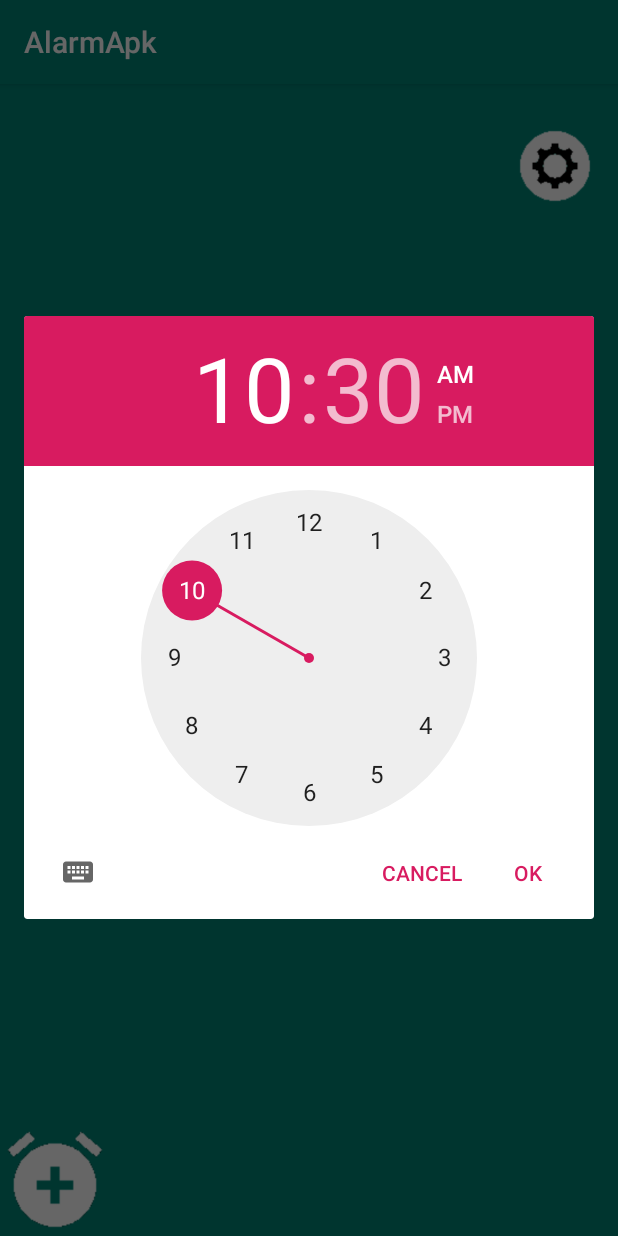
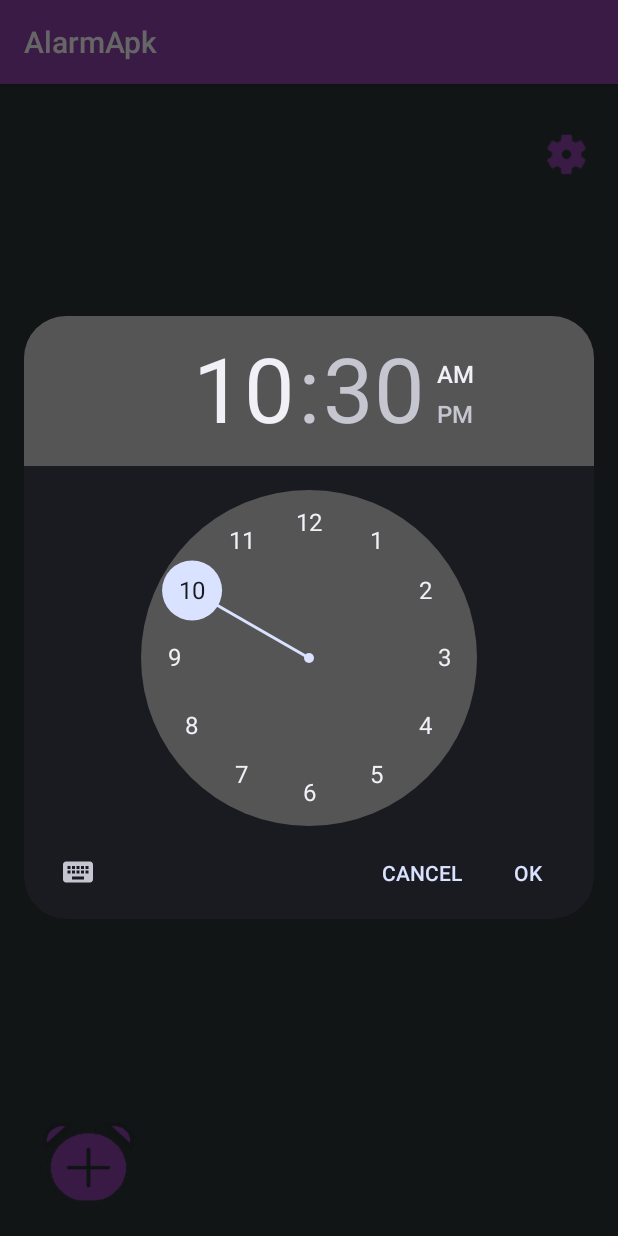
Before and after one commit to bdzanko17/Alarm-Android, an Android app: the screen it shows after launch (MainActivity), after a tap on an icon or button, on a phone screen of 412 x 824 dp. Run offline under Robolectric (Android 15) with nearby library versions, the phone set to English and light mode, and no system bars.

Commit message:
Added switch button for alarm. Turn off specific alarm is impltemented. Not implemented (turn on) specific alarm.

```diff
--- a/app/src/main/AndroidManifest.xml
+++ b/app/src/main/AndroidManifest.xml
@@ -9,6 +9,7 @@
         android:roundIcon="@mipmap/ic_launcher_round"
         android:supportsRtl="true"
         android:theme="@style/AppTheme">
+
         <activity android:name=".Settings" />
         <activity android:name=".MainActivity">
             <intent-filter>
--- a/app/src/main/java/com/example/alarmapk/MainActivity.java
+++ b/app/src/main/java/com/example/alarmapk/MainActivity.java
@@ -2,20 +2,34 @@ package com.example.alarmapk;
 
 import androidx.annotation.RequiresApi;
 import androidx.appcompat.app.AppCompatActivity;
+import androidx.constraintlayout.widget.ConstraintLayout;
 import androidx.fragment.app.DialogFragment;
 
+import android.animation.Animator;
+import android.animation.ObjectAnimator;
+import android.annotation.SuppressLint;
 import android.app.AlarmManager;
+import android.app.AlertDialog;
+import android.app.Dialog;
 import android.app.PendingIntent;
 import android.app.TimePickerDialog;
 import android.content.Context;
 import android.content.Intent;
 
+import android.graphics.Path;
 import android.os.Build;
 import android.os.Bundle;
 
+import android.provider.DocumentsContract;
+import android.text.Layout;
+import android.util.Log;
 import android.view.View;
 
 import android.view.ViewGroup;
+import android.view.animation.Animation;
+
+import android.view.animation.PathInterpolator;
+import android.view.animation.ScaleAnimation;
 import android.widget.Button;
 import android.widget.EditText;
 import android.widget.LinearLayout;
@@ -23,16 +37,24 @@ import android.widget.ScrollView;
 import android.widget.Switch;
 import android.widget.TextView;
 import android.widget.TimePicker;
+import android.widget.Toast;
+
 
 
 import java.text.DateFormat;
 import java.util.Calendar;
 
+import static android.app.AlertDialog.THEME_DEVICE_DEFAULT_DARK;
+import static androidx.fragment.app.DialogFragment.STYLE_NO_TITLE;
+
 public class MainActivity extends AppCompatActivity implements TimePickerDialog.OnTimeSetListener {
 
     Button settingButton, addAlarm;
+    LinearLayout scrolllista;
+    ConstraintLayout coni;
+    static int idOfAlarm;
 
-    LinearLayout scrolllista;
+
 
 
 
@@ -43,15 +65,30 @@ public class MainActivity extends AppCompatActivity implements TimePickerDialog.
     }
 
     //onClick method from main to addAlarm activity//
+    @RequiresApi(api = Build.VERSION_CODES.O)
+    @SuppressLint("WrongConstant")
     public void addAlarmActivity(View view) {
+
         DialogFragment timePicker = new TimePickerFragment();
         timePicker.show(getSupportFragmentManager(), "time picker");
 
+
     }
-    //NIJE IMPLEMENTIRANO
+    //SWITCH BUTTON ZA GASNJENJE VEC NAPRAVLJENOG ALARMA
+    @RequiresApi(api = Build.VERSION_CODES.KITKAT)
     public void switchButton(Switch view){
-        if(view.isChecked()){}
-        else ;
+        AlarmManager alarmManager = (AlarmManager) getSystemService(Context.ALARM_SERVICE);
+        Intent intent = new Intent(this, MyBroadcastReceiver.class);
+        if(view.isChecked()){
+
+//            //IMPLEMENTIRATI IF,OBRISAO SAM CITAVOG
+
+
+        }
+        else {
+            PendingIntent alarmIntent = PendingIntent.getBroadcast(getApplicationContext(), view.getId(), intent, PendingIntent.FLAG_UPDATE_CURRENT);
+            alarmManager.cancel(alarmIntent);
+        }
     }
 
     //ADD ALARM ON LAYOUT
@@ -63,12 +100,14 @@ public class MainActivity extends AppCompatActivity implements TimePickerDialog.
         textView.setTextSize(30.0f);
         textView.setChecked(true);
         textView.setOnClickListener(new View.OnClickListener() {
+            @RequiresApi(api = Build.VERSION_CODES.KITKAT)
             @Override
             public void onClick(View view)
             {
                 switchButton(textView);
             }
         });
+        textView.setId(idOfAlarm);
         scrolllista.addView(textView);
 
     }
@@ -80,8 +119,10 @@ public class MainActivity extends AppCompatActivity implements TimePickerDialog.
         setContentView(R.layout.activity_main);
 
         settingButton = findViewById(R.id.settingsButton);
-        addAlarm = findViewById(R.id.settingsButton);
+        addAlarm = findViewById(R.id.AlarmButton);
         scrolllista=findViewById(R.id.linearlay);
+        coni=findViewById(R.id.con);
+        idOfAlarm=0;
 
     }
 
@@ -95,6 +136,7 @@ public class MainActivity extends AppCompatActivity implements TimePickerDialog.
         startAlarm(c);
         //ADD ALARM ON MAIN PAGE
         addAlarmOnMainPageUI(c);
+        idOfAlarm++;
 
     }
 
@@ -102,7 +144,10 @@ public class MainActivity extends AppCompatActivity implements TimePickerDialog.
     private void startAlarm(Calendar c) {
         AlarmManager alarmManager = (AlarmManager) getSystemService(Context.ALARM_SERVICE);
         Intent intent = new Intent(this, MyBroadcastReceiver.class);
-        PendingIntent pendingIntent = PendingIntent.getBroadcast(this, 1, intent, 0);
+
+        //POGLEDAJ DRUGI PARAMETAR
+        PendingIntent pendingIntent = PendingIntent.getBroadcast(this, idOfAlarm, intent, 0);
+
 
         if (c.before(Calendar.getInstance())) {
             c.add(Calendar.DATE, 1);  // If time in past :D date tomorow
--- a/app/src/main/java/com/example/alarmapk/TimePickerFragment.java
+++ b/app/src/main/java/com/example/alarmapk/TimePickerFragment.java
@@ -1,5 +1,6 @@
 package com.example.alarmapk;
 
+import android.app.AlertDialog;
 import android.app.Dialog;
 import android.app.TimePickerDialog;
 import android.os.Bundle;
@@ -10,7 +11,7 @@ import androidx.fragment.app.DialogFragment;
 
 import java.util.Calendar;
 
-public class TimePickerFragment extends DialogFragment {
+public class TimePickerFragment extends DialogFragment  {
     @NonNull
     @Override
     public Dialog onCreateDialog(Bundle savedInstanceState) {
@@ -18,6 +19,6 @@ public class TimePickerFragment extends DialogFragment {
         int hour = c.get(Calendar.HOUR_OF_DAY);
         int minute = c.get(Calendar.MINUTE);
 
-        return new TimePickerDialog(getActivity(), (TimePickerDialog.OnTimeSetListener) getActivity(), hour, minute, DateFormat.is24HourFormat(getActivity()));
+        return new TimePickerDialog(getActivity(), AlertDialog.THEME_DEVICE_DEFAULT_DARK, (TimePickerDialog.OnTimeSetListener) getActivity(), hour, minute, DateFormat.is24HourFormat(getActivity()));
     }
 }
--- a/app/src/main/res/layout/activity_main.xml
+++ b/app/src/main/res/layout/activity_main.xml
@@ -2,19 +2,20 @@
 <androidx.constraintlayout.widget.ConstraintLayout xmlns:android="http://schemas.android.com/apk/res/android"
     xmlns:app="http://schemas.android.com/apk/res-auto"
     xmlns:tools="http://schemas.android.com/tools"
+    android:id="@+id/con"
     android:layout_width="match_parent"
     android:layout_height="match_parent"
-    android:background="@color/colorPrimary"
+    android:background="#2D3436"
     tools:context=".MainActivity">
+
 
     <Button
         android:id="@+id/settingsButton"
-        android:layout_width="48dp"
-        android:layout_height="48dp"
+        android:layout_width="30dp"
+        android:layout_height="30dp"
         android:layout_marginTop="24dp"
         android:background="@drawable/settingspng"
         android:onClick="settingActivity"
-
 
 
         app:layout_constraintBottom_toBottomOf="parent"
@@ -28,28 +29,28 @@
 
     <Button
         android:id="@+id/AlarmButton"
-        android:layout_width="73dp"
-        android:layout_height="74dp"
+        android:layout_width="66dp"
+        android:layout_height="60dp"
+        android:background="@drawable/alarmpng"
+
         android:onClick="addAlarmActivity"
-
-        android:background="@drawable/alarmpng"
         app:layout_constraintBottom_toBottomOf="parent"
         app:layout_constraintEnd_toEndOf="parent"
-        app:layout_constraintHorizontal_bias="0.0"
+        app:layout_constraintHorizontal_bias="0.076"
         app:layout_constraintStart_toStartOf="parent"
         app:layout_constraintTop_toTopOf="parent"
-        app:layout_constraintVertical_bias="1.0" />
+        app:layout_constraintVertical_bias="0.975" />
 
     <ScrollView
         android:id="@+id/ScrollLay"
-        android:layout_width="307dp"
-        android:layout_height="569dp"
+        android:layout_width="280dp"
+        android:layout_height="585dp"
         app:layout_constraintBottom_toBottomOf="parent"
         app:layout_constraintEnd_toEndOf="parent"
-        app:layout_constraintHorizontal_bias="0.739"
+        app:layout_constraintHorizontal_bias="0.654"
         app:layout_constraintStart_toStartOf="parent"
         app:layout_constraintTop_toTopOf="parent"
-        app:layout_constraintVertical_bias="0.896">
+        app:layout_constraintVertical_bias="0.864">
 
         <LinearLayout
             android:id="@+id/linearlay"
@@ -60,4 +61,5 @@
 
     </ScrollView>
 
+
 </androidx.constraintlayout.widget.ConstraintLayout>
--- a/app/src/main/res/values/styles.xml
+++ b/app/src/main/res/values/styles.xml
@@ -3,11 +3,16 @@
     <!-- Base application theme. -->
     <style name="AppTheme" parent="Theme.AppCompat.Light.DarkActionBar">
         <!-- Customize your theme here. -->
-        <item name="colorPrimary">@color/colorPrimary</item>
+        <item name="colorPrimary">#8e44ad</item>
         <item name="colorPrimaryDark">@color/colorPrimaryDark</item>
         <item name="colorAccent">@color/colorAccent</item>
     </style>
 
 
 
+
+
+
+
+
 </resources>
```
Also changed, not shown: app/src/main/res/drawable/alarmpng.png, app/src/main/res/drawable/back.jpg (deleted), app/src/main/res/drawable/settingspng.png.
